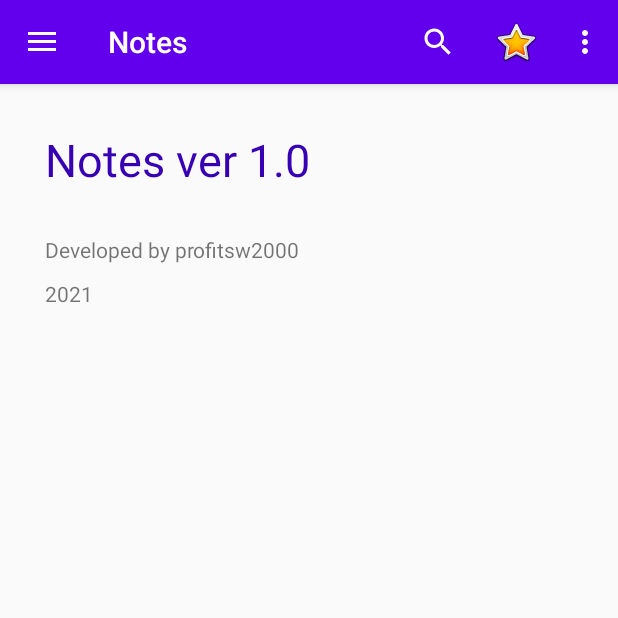
After one commit to profitsw2000/Notes, an Android app: the fragment AboutFragment placed in its activity, on a phone screen of 412 x 824 dp, the top half of it. The commit adds this screen. Run offline under Robolectric (Android 15) with nearby library versions, the phone set to English and light mode, and no system bars.

Commit message:
Создан новый фрагмент AboutFragment для вывода информации о приложении.

```diff
--- a/app/src/main/AndroidManifest.xml
+++ b/app/src/main/AndroidManifest.xml
@@ -9,7 +9,6 @@
         android:roundIcon="@mipmap/ic_launcher_round"
         android:supportsRtl="true"
         android:theme="@style/AppTheme.NoActionBar" >
-        <activity android:name="ru.profitsw2000.NotesTextActivity"></activity>
         <activity android:name="ru.profitsw2000.MainActivity" >
             <intent-filter>
                 <action android:name="android.intent.action.MAIN" />
--- a/app/src/main/java/ru/profitsw2000/MainActivity.java
+++ b/app/src/main/java/ru/profitsw2000/MainActivity.java
@@ -17,6 +17,7 @@ import androidx.fragment.app.FragmentTransaction;
 
 import com.google.android.material.navigation.NavigationView;
 
+import ru.profitsw2000.fragments.AboutFragment;
 import ru.profitsw2000.fragments.NotesTitleFragment;
 import ru.profitsw2000.nav.Navigation;
 import ru.profitsw2000.nav.Publisher;
@@ -58,6 +59,7 @@ public class MainActivity extends AppCompatActivity {
 
                  switch(id){
                      case R.id.about:
+                         getNavigation().addFragment(AboutFragment.newInstance(),true);
                          Toast.makeText(getApplicationContext(),"About...", Toast.LENGTH_SHORT).show();  ;
                          return true;
                      case R.id.action_main:
--- /dev/null
+++ b/app/src/main/java/ru/profitsw2000/fragments/AboutFragment.java
@@ -0,0 +1,36 @@
+package ru.profitsw2000.fragments;
+
+import android.os.Bundle;
+
+import androidx.fragment.app.Fragment;
+
+import android.view.LayoutInflater;
+import android.view.View;
+import android.view.ViewGroup;
+
+import ru.profitsw2000.notes.R;
+
+
+public class AboutFragment extends Fragment {
+
+    public AboutFragment() {
+        // Required empty public constructor
+    }
+
+    public static AboutFragment newInstance() {
+        AboutFragment fragment = new AboutFragment();
+        return fragment;
+    }
+
+    @Override
+    public void onCreate(Bundle savedInstanceState) {
+        super.onCreate(savedInstanceState);
+    }
+
+    @Override
+    public View onCreateView(LayoutInflater inflater, ViewGroup container,
+                             Bundle savedInstanceState) {
+        // Inflate the layout for this fragment
+        return inflater.inflate(R.layout.fragment_about, container, false);
+    }
+}
--- /dev/null
+++ b/app/src/main/res/layout/fragment_about.xml
@@ -0,0 +1,37 @@
+<FrameLayout xmlns:android="http://schemas.android.com/apk/res/android"
+    xmlns:tools="http://schemas.android.com/tools"
+    android:layout_width="match_parent"
+    android:layout_height="match_parent"
+    tools:context="ru.profitsw2000.fragments.AboutFragment">
+
+    <LinearLayout
+        android:layout_width="match_parent"
+        android:layout_height="match_parent"
+        android:orientation="vertical">
+
+        <TextView
+            android:id="@+id/name"
+            android:layout_width="wrap_content"
+            android:layout_height="wrap_content"
+            android:layout_margin="30dp"
+            android:textSize="30sp"
+            android:textColor="@color/purple_700"
+            android:text="@string/app_name_ver" />
+
+        <TextView
+            android:id="@+id/developer"
+            android:layout_width="wrap_content"
+            android:layout_height="wrap_content"
+            android:layout_marginLeft="30dp"
+            android:text="@string/developer" />
+
+        <TextView
+            android:id="@+id/year"
+            android:layout_width="wrap_content"
+            android:layout_height="wrap_content"
+            android:layout_marginLeft="30dp"
+            android:layout_marginTop="10dp"
+            android:text="@string/dev_year" />
+    </LinearLayout>
+
+</FrameLayout>
--- a/app/src/main/res/values/strings.xml
+++ b/app/src/main/res/values/strings.xml
@@ -15,4 +15,7 @@
     <string name="clear">Clear</string>
     <string name="update">Update</string>
     <string name="delete">Delete</string>
+    <string name="app_name_ver">Notes ver 1.0</string>
+    <string name="developer">Developed by profitsw2000</string>
+    <string name="dev_year">2021</string>
 </resources>
```
Also changed, not shown: app/src/main/java/ru/profitsw2000/NotesTextActivity.java (deleted, +0 -29 lines), app/src/main/res/layout/activity_notes_text.xml (deleted, +0 -11 lines).
